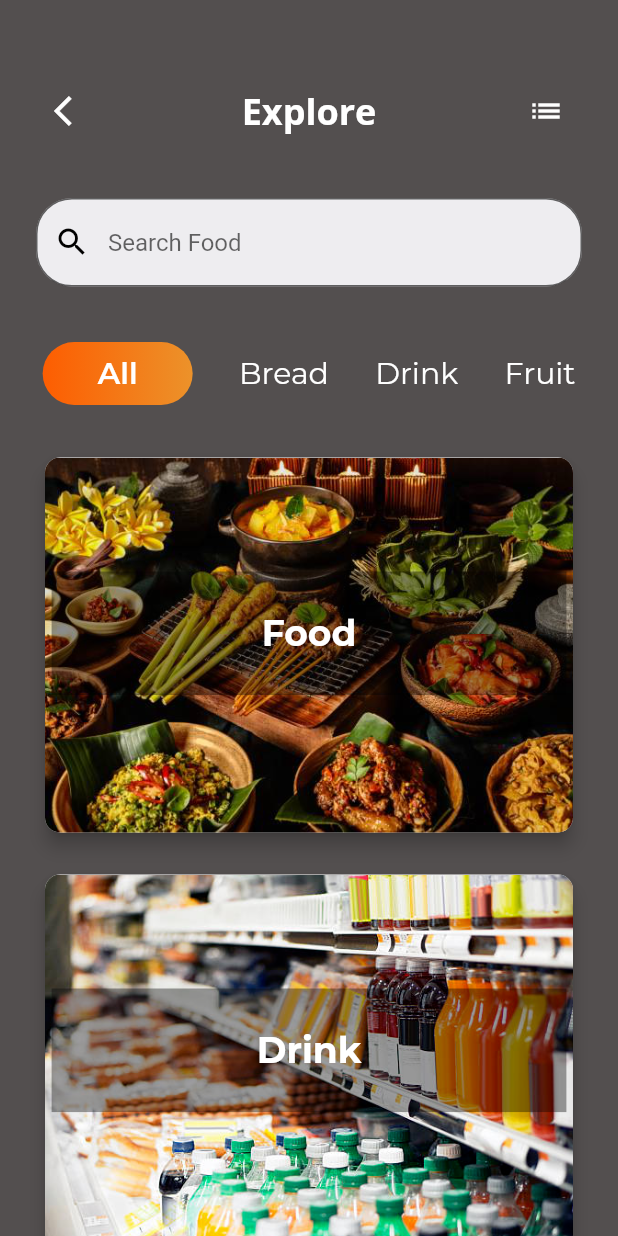
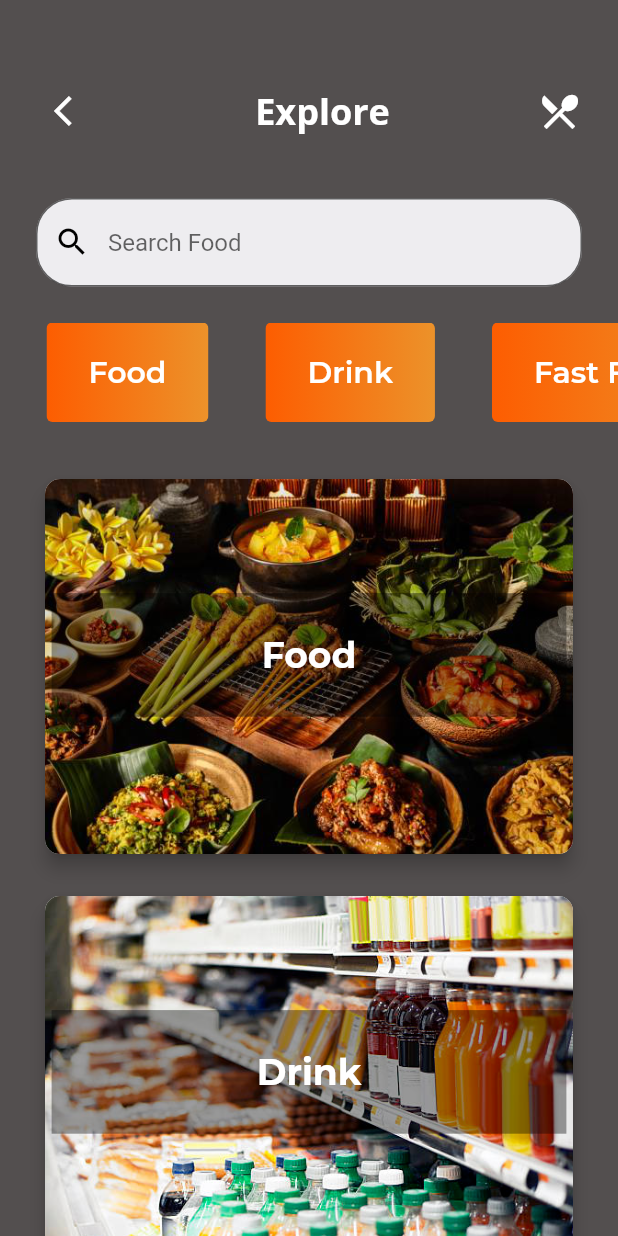
Before and after one commit to aisyahnadhira/dicoding_calori_food, a Flutter app: the screen it shows after launch, on a phone screen of 412 x 824 dp. Run offline on Flutter 3.47's test engine with Material 2 defaults, Android fonts, the phone set to English and light mode, and no system bars; our stand-ins replace google_fonts.

Commit message:
fix scroll direction and add drawer

```diff
--- a/lib/pages/detail.dart
+++ b/lib/pages/detail.dart
@@ -6,21 +6,46 @@ class DetailScreen extends StatelessWidget {
   final CaloriData title;
 
   DetailScreen({required this.title});
+  var scaffoldKey = GlobalKey<ScaffoldState>();
 
   @override
   Widget build(BuildContext context) {
     return Scaffold(
+      key: scaffoldKey,
+      drawer: Drawer(
+        child: ListView(
+          padding: EdgeInsets.zero,
+          children: [
+            const DrawerHeader(
+              decoration: BoxDecoration(
+                color: Colors.blue,
+              ),
+              child: Text('Drawer Header'),
+            ),
+            ListTile(
+              title: const Text('Item 1'),
+              onTap: () {
+                Navigator.pop(context);
+              },
+            ),
+            ListTile(
+              title: const Text('Item 2'),
+              onTap: () {
+                Navigator.pop(context);
+              },
+            ),
+          ],
+        ),
+      ),
         backgroundColor: Color.fromARGB(255, 83, 79, 79),
         body: SingleChildScrollView(
-
             child: Padding(
-          padding: const EdgeInsets.only(left: 24.0, right: 24.0, top: 50.0, bottom: 10.0),
+          padding: const EdgeInsets.only(
+              left: 24.0, right: 24.0, top: 50.0, bottom: 10.0),
           child: Column(
             mainAxisAlignment: MainAxisAlignment.center,
             children: [
-              Row(
-              mainAxisAlignment: MainAxisAlignment.spaceBetween,
-              children: [
+              Row(mainAxisAlignment: MainAxisAlignment.spaceBetween, children: [
                 IconButton(
                   icon: Icon(Icons.arrow_back_ios),
                   onPressed: () {
@@ -28,7 +53,8 @@ class DetailScreen extends StatelessWidget {
                   },
                   color: Colors.white,
                 ),
-                Text(title.title,
+                Text(
+                  title.title,
                   style: TextStyle(
                     fontSize: 24,
                     fontWeight: FontWeight.bold,
@@ -37,13 +63,15 @@ class DetailScreen extends StatelessWidget {
                   ),
                 ),
                 IconButton(
-                icon: Icon(Icons.menu),
-                onPressed: () {},
-                color: Colors.white,
+                  icon: Icon(Icons.menu, color: Colors.white),
+                  onPressed: () {
+                    scaffoldKey.currentState?.openDrawer();
+                  },
                   ),
-              ]
+              ]),
+              SizedBox(
+                height: 20,
               ),
-            SizedBox(height: 20,),
               Container(
                 height: MediaQuery.of(context).size.height * 0.6,
                 width: MediaQuery.of(context).size.width,
@@ -60,18 +88,23 @@ class DetailScreen extends StatelessWidget {
                             width: MediaQuery.of(context).size.height * 0.4,
                             child: Image.asset(title.imageList[0])),
                       ),
-                      Text(title.foodNameList[0],
+                      Text(
+                        title.foodNameList[0],
                         style: TextStyle(
                             fontSize: 24,
                             fontWeight: FontWeight.bold,
                             fontFamily: GoogleFonts.openSans().fontFamily,
-                        color: Colors.white),),
+                            color: Colors.white),
+                      ),
                       SizedBox(width: 30),
-                      Text(title.kaloriList[0], style: TextStyle(
+                      Text(
+                        title.kaloriList[0],
+                        style: TextStyle(
                             fontSize: 24,
                             fontWeight: FontWeight.bold,
                             fontFamily: GoogleFonts.openSans().fontFamily,
-                        color: Colors.white),),
+                            color: Colors.white),
+                      ),
                       Favorite(),
                     ],
                   ),
@@ -79,7 +112,7 @@ class DetailScreen extends StatelessWidget {
               ),
               SizedBox(height: 20),
               Container(
-                height: MediaQuery.of(context).size.height *0.6,
+                height: MediaQuery.of(context).size.height * 0.6,
                 width: MediaQuery.of(context).size.width,
                 child: Card(
                   color: Colors.black38,
@@ -91,21 +124,26 @@ class DetailScreen extends StatelessWidget {
                         padding: const EdgeInsets.all(10.0),
                         child: Container(
                             height: MediaQuery.of(context).size.height * 0.3,
-                          width: MediaQuery.of(context).size.height *0.4,
+                            width: MediaQuery.of(context).size.height * 0.4,
                             child: Image.asset(title.imageList[1])),
                       ),
-                      Text(title.foodNameList[1],
+                      Text(
+                        title.foodNameList[1],
                         style: TextStyle(
                             fontSize: 24,
                             fontWeight: FontWeight.bold,
                             fontFamily: GoogleFonts.openSans().fontFamily,
-                        color: Colors.white),),
+                            color: Colors.white),
+                      ),
                       SizedBox(width: 30),
-                      Text(title.kaloriList[1], style: TextStyle(
+                      Text(
+                        title.kaloriList[1],
+                        style: TextStyle(
                             fontSize: 24,
                             fontWeight: FontWeight.bold,
                             fontFamily: GoogleFonts.openSans().fontFamily,
-                        color: Colors.white),),
+                            color: Colors.white),
+                      ),
                       Favorite(),
                     ],
                   ),
@@ -127,17 +165,23 @@ class DetailScreen extends StatelessWidget {
                             width: MediaQuery.of(context).size.height * 0.4,
                             child: Image.asset(title.imageList[2])),
                       ),
-                      Text(title.foodNameList[2], style: TextStyle(
+                      Text(
+                        title.foodNameList[2],
+                        style: TextStyle(
                             fontSize: 24,
                             fontWeight: FontWeight.bold,
                             fontFamily: GoogleFonts.openSans().fontFamily,
-                        color: Colors.white),),
+                            color: Colors.white),
+                      ),
                       SizedBox(width: 30),
-                      Text(title.kaloriList[2], style: TextStyle(
+                      Text(
+                        title.kaloriList[2],
+                        style: TextStyle(
                             fontSize: 24,
                             fontWeight: FontWeight.bold,
                             fontFamily: GoogleFonts.openSans().fontFamily,
-                        color: Colors.white),),
+                            color: Colors.white),
+                      ),
                       Favorite(),
                     ],
                   ),
@@ -159,17 +203,23 @@ class DetailScreen extends StatelessWidget {
                             width: MediaQuery.of(context).size.height * 0.4,
                             child: Image.asset(title.imageList[3])),
                       ),
-                      Text(title.foodNameList[3], style: TextStyle(
+                      Text(
+                        title.foodNameList[3],
+                        style: TextStyle(
                             fontSize: 24,
                             fontWeight: FontWeight.bold,
                             fontFamily: GoogleFonts.openSans().fontFamily,
-                        color: Colors.white),),
+                            color: Colors.white),
+                      ),
                       SizedBox(width: 30),
-                      Text(title.kaloriList[3], style: TextStyle(
+                      Text(
+                        title.kaloriList[3],
+                        style: TextStyle(
                             fontSize: 24,
                             fontWeight: FontWeight.bold,
                             fontFamily: GoogleFonts.openSans().fontFamily,
-                        color: Colors.white),),
+                            color: Colors.white),
+                      ),
                       Favorite(),
                     ],
                   ),
@@ -179,15 +229,15 @@ class DetailScreen extends StatelessWidget {
             ],
           ),
         )
-      )
+        ),
+
+
         );
   }
 }
 
 class Favorite extends StatefulWidget {
-  Favorite({ Key? key }) : super(key: key);
-
-  // final data = caloriDataList;
+  Favorite({Key? key}) : super(key: key);
 
   @override
   State<Favorite> createState() => _FavoriteState();
--- a/lib/pages/main_Screen.dart
+++ b/lib/pages/main_Screen.dart
@@ -4,7 +4,7 @@ import 'package:google_fonts/google_fonts.dart';
 import 'package:calori_food/models/CaloriData.dart';
 
 class MainScreen extends StatelessWidget {
-  MainScreen({ Key? key }) : super(key: key);
+  MainScreen({Key? key}) : super(key: key);
 
   @override
   Widget build(BuildContext context) {
@@ -13,7 +13,8 @@ class MainScreen extends StatelessWidget {
         body: Column(
           children: [
             Padding(
-            padding: const EdgeInsets.only(left: 24.0, right: 24.0, top: 50.0, bottom: 10.0),
+              padding: const EdgeInsets.only(
+                left: 24.0, right: 24.0, top: 50.0, bottom: 10.0),
               child: Row(
                   mainAxisAlignment: MainAxisAlignment.spaceBetween,
                   children: [
@@ -24,7 +25,8 @@ class MainScreen extends StatelessWidget {
                       },
                       color: Colors.white,
                     ),
-                Text('Explore',
+                    Text(
+                      'Explore',
                       style: TextStyle(
                         fontSize: 24,
                         fontWeight: FontWeight.bold,
@@ -32,21 +34,22 @@ class MainScreen extends StatelessWidget {
                         color: Colors.white,
                       ),
                     ),
-              IconButton(
-                icon: Icon(Icons.list),
-                onPressed: () {},
+                    Icon(
+                      Icons.restaurant_menu,
                       color: Colors.white,
+                      size: 30,
                     ),
-              ]
+                  ]),
             ),
-          ),
-
             Padding(
               padding: const EdgeInsets.all(24.0),
               child: TextField(
                 keyboardType: TextInputType.name,
                 decoration: InputDecoration(
-                  prefixIcon: Icon(Icons.search, color: Colors.black,),
+                  prefixIcon: Icon(
+                    Icons.search,
+                    color: Colors.black,
+                  ),
                   fillColor: Color.fromARGB(255, 238, 237, 240),
                   filled: true,
                   hintText: "Search Food",
@@ -59,72 +62,79 @@ class MainScreen extends StatelessWidget {
                   ),
                 ),
               ),
-
             ),
 
-          Padding(
-            padding: const EdgeInsets.all(13.0),
-            child: Row(
-              mainAxisAlignment: MainAxisAlignment.spaceAround,
-              children: [
-                Container(
-                height: 42,
-                width: 100,
-                decoration: BoxDecoration(
+        ConstrainedBox(
+          constraints: BoxConstraints(
+            maxHeight: MediaQuery.of(context).size.height * 0.6,
+            ),
+            child: Container(
+              height: MediaQuery.of(context).size.height * 0.1,
+              child: ListView.builder(
+                scrollDirection: Axis.horizontal,
+                padding: EdgeInsets.only(left: 12, bottom: 16),
+                itemCount: caloriDataList.length,
+                itemBuilder: (context, index) {
+                  final CaloriData food = caloriDataList[index];
+                  return InkWell(
+                    onTap: () {
+                      Navigator.push(context,
+                          MaterialPageRoute(builder: (context) {
+                        return DetailScreen(title: food);
+                      }));
+                    },
+                    child: Container(
+
+                      child: Stack(children: <Widget>[
+                        Positioned(
+                          child: Padding(
+                            padding:
+                                const EdgeInsets.symmetric(horizontal: 19),
+                            child: ClipRRect(
+                              borderRadius: BorderRadius.circular(4),
+                              child: Stack(
+                                children: <Widget>[
+                                  Positioned.fill(
+                                    child: Container(
+                                      decoration: const BoxDecoration(
                                         gradient: LinearGradient(
-                    colors: [
+                                          colors: <Color>[
                                             Color.fromARGB(255, 253, 93, 1),
                                             Color.fromARGB(255, 236, 146, 42),
                                           ],
-                    begin: Alignment.centerLeft,
-                    end: Alignment.centerRight,
-                  ),
-                  borderRadius: BorderRadius.circular(24.0),
-                ),
-                  child: Padding(
-                    padding: const EdgeInsets.all(8.0),
-                    child: Center(
-                      child: Text(
-                        'All',
-                        style: TextStyle(
-                          fontSize: 20,
-                          fontWeight: FontWeight.w600,
-                        fontFamily: GoogleFonts.montserrat().fontFamily,
-                          color: Colors.white,
                                         ),
                                       ),
                                     ),
                                   ),
-
-                ),
-                Text("Bread",
+                                  Center(
+                                    child: Padding(
+                                      padding: const EdgeInsets.symmetric(horizontal: 20.0),
+                                      child: TextButton(
+                                        onPressed: () {},
+                                        child: Text(food.title,
                                                 style: TextStyle(
                                                   fontSize: 20,
-                    fontWeight: FontWeight.w400,
-                    fontFamily: GoogleFonts.montserrat().fontFamily,
+                                                  fontWeight: FontWeight.w600,
+                                                  fontFamily: 'Montserrat',
                                                   color: Colors.white,
+                                                ),),
                                       ),
                                     ),
-                  Text("Drink",
-                style: TextStyle(
-                  fontSize: 20,
-                  fontWeight: FontWeight.w400,
-                  fontFamily: GoogleFonts.montserrat().fontFamily,
-                  color: Colors.white,
                                   ),
-                ),
-                Text("Fruit",
-                style: TextStyle(
-                  fontSize: 20,
-                  fontWeight: FontWeight.w400,
-                  fontFamily: GoogleFonts.montserrat().fontFamily,
-                  color: Colors.white,
-                  ),
-                ),
-              ],
+                                ]
+                              )
+                            )
+
                           ),
                         ),
 
+                      ]),
+                    ),
+                  );
+                },
+              ),
+            ),
+          ),
           Expanded(
             child: Container(
               child: ListView.builder(
@@ -187,8 +197,7 @@ class MainScreen extends StatelessWidget {
                               ),
                             ),
                           ),
-                              ]
-                            ),
+                        ]),
                       ),
                     );
                   },
@@ -196,7 +205,6 @@ class MainScreen extends StatelessWidget {
               ),
             ),
           ],
-      )
-    );
+        ));
   }
 }
```
Also changed, not shown: pubspec.lock. Lines whose indentation alone changed are shown as unchanged.
